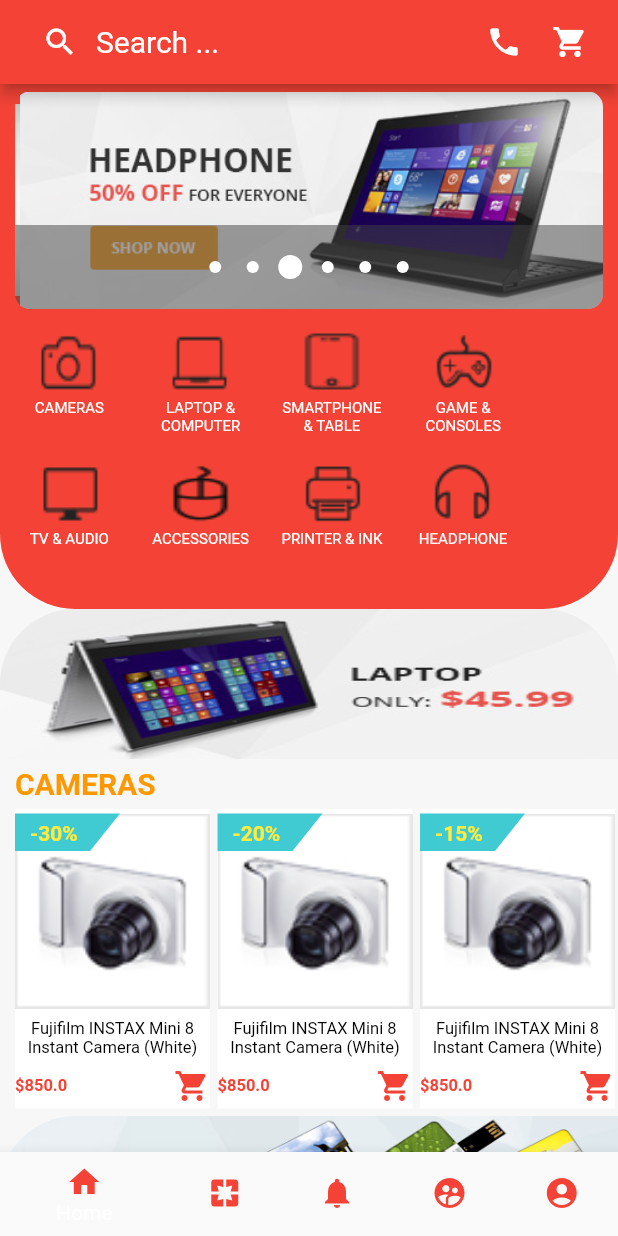
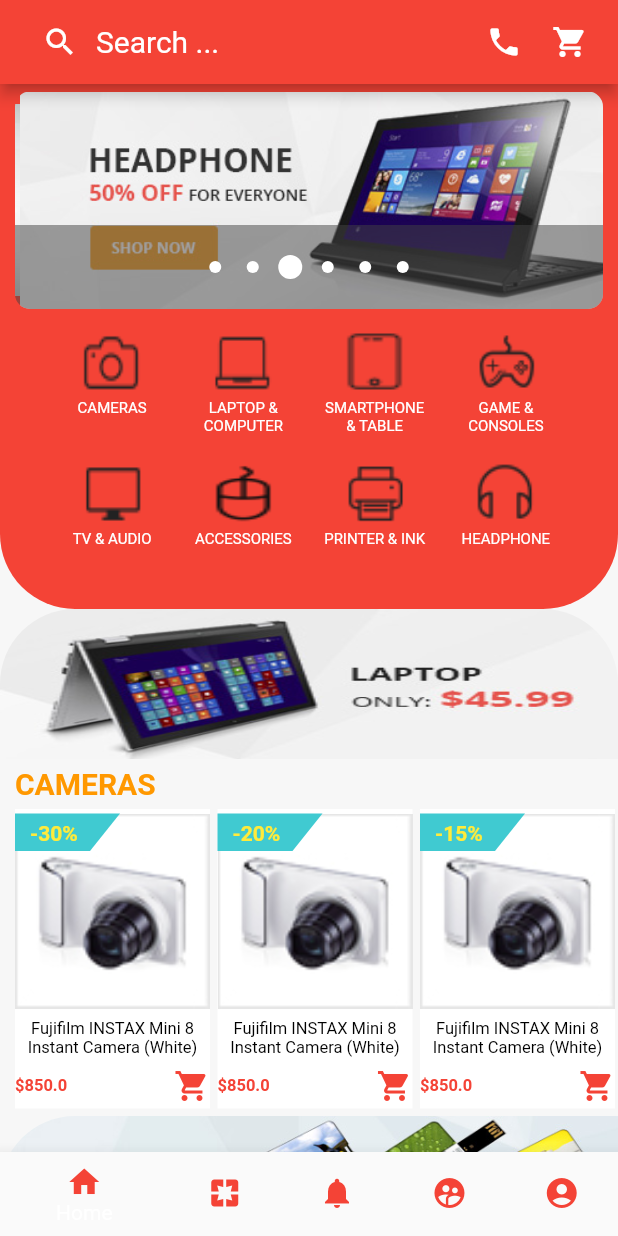
Before and after one commit to techone-mobile/techone-example, a Flutter app: the screen it shows after launch, on a phone screen of 412 x 824 dp. Run offline on Flutter 3.47's test engine with Material 2 defaults, Android fonts, the phone set to English and light mode, and no system bars.

Commit message:
update PageHome

```diff
--- a/lib/pages/PageHome.dart
+++ b/lib/pages/PageHome.dart
@@ -109,8 +109,10 @@ class PageHomeState extends State<PageHome> {
         borderRadius: new BorderRadius.only(
             bottomLeft: const Radius.circular(50.0),
             bottomRight: const Radius.circular(50.0))),
-    child: new GridView.extent(
+    child: new Center(
+      child: new GridView.extent(
       maxCrossAxisExtent: 100.0,
+      shrinkWrap: true,
       mainAxisSpacing: 5.0,
       crossAxisSpacing: 5.0,
       scrollDirection: Axis.horizontal,
@@ -240,6 +242,7 @@ class PageHomeState extends State<PageHome> {
         ),
       ],
     ),
+    )
   );
   final imagebanner = new Container(
       child: new ClipRRect(
```
